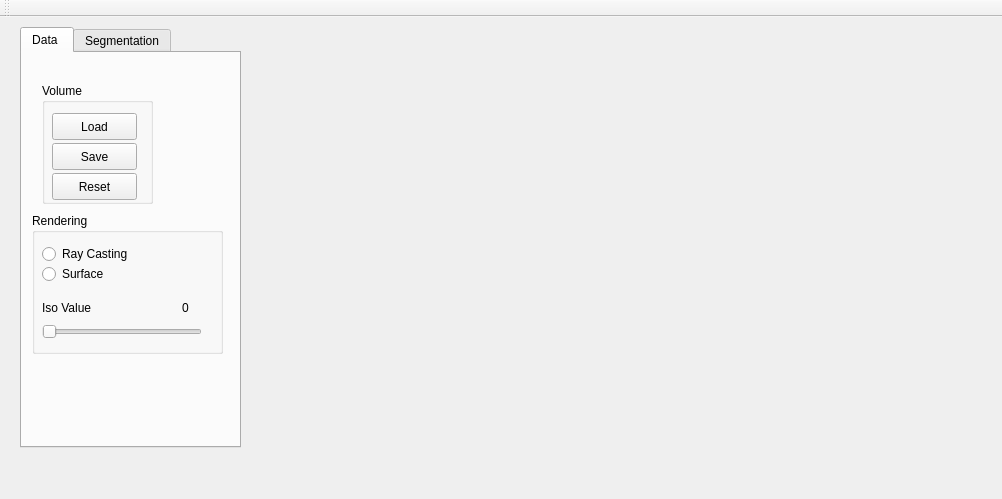
Qt form mandible-segmentation/src/apps/develop/gui-develop/SimpleView.ui (EslamAdel/3D-Mandible-Segmentation) before a commit.
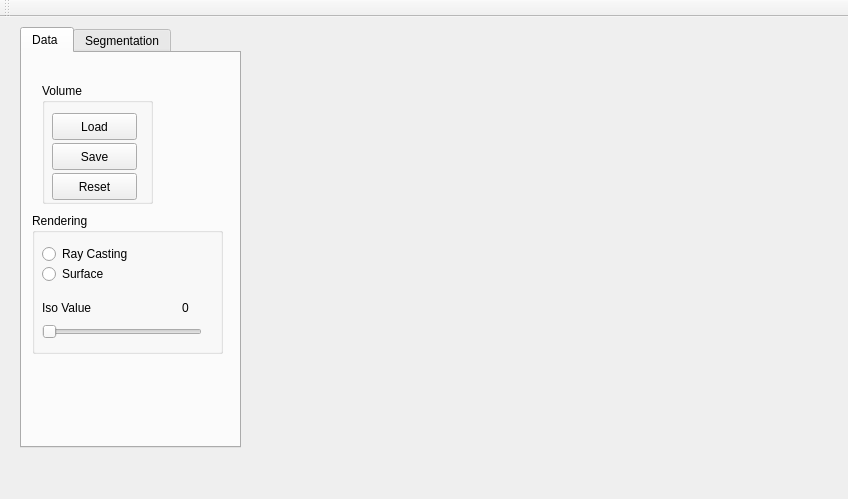
The same form after that commit. Custom widgets are drawn as their Qt base class.

Commit message: Trying surface rendering with iso slider

Patch:
```diff
--- a/mandible-segmentation/src/apps/develop/gui-develop/SimpleView.ui
+++ b/mandible-segmentation/src/apps/develop/gui-develop/SimpleView.ui
@@ -6,7 +6,7 @@
    <rect>
     <x>0</x>
     <y>0</y>
-    <width>1002</width>
+    <width>848</width>
     <height>499</height>
    </rect>
   </property>
@@ -19,7 +19,7 @@
      <rect>
       <x>260</x>
       <y>10</y>
-      <width>711</width>
+      <width>561</width>
       <height>421</height>
      </rect>
     </property>
```
Left out of the diff: 5 changed lines with no effect on the pictures. The commit also changes 2 other files.
